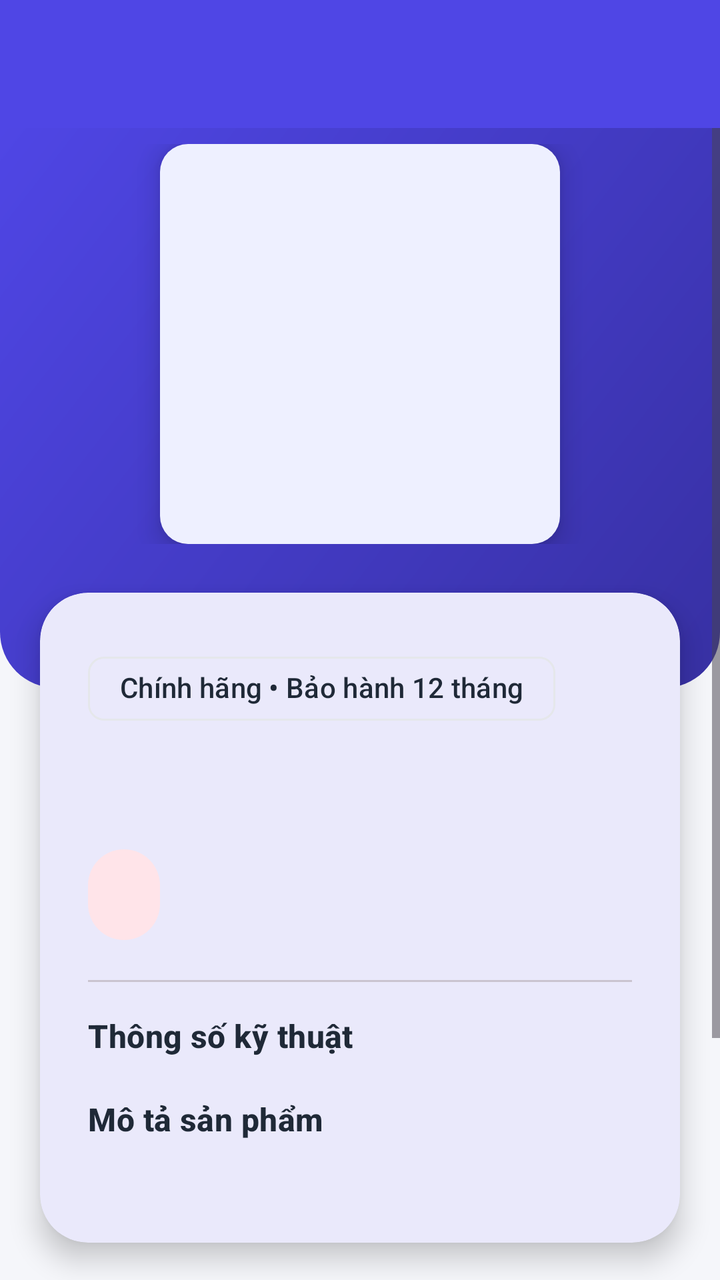
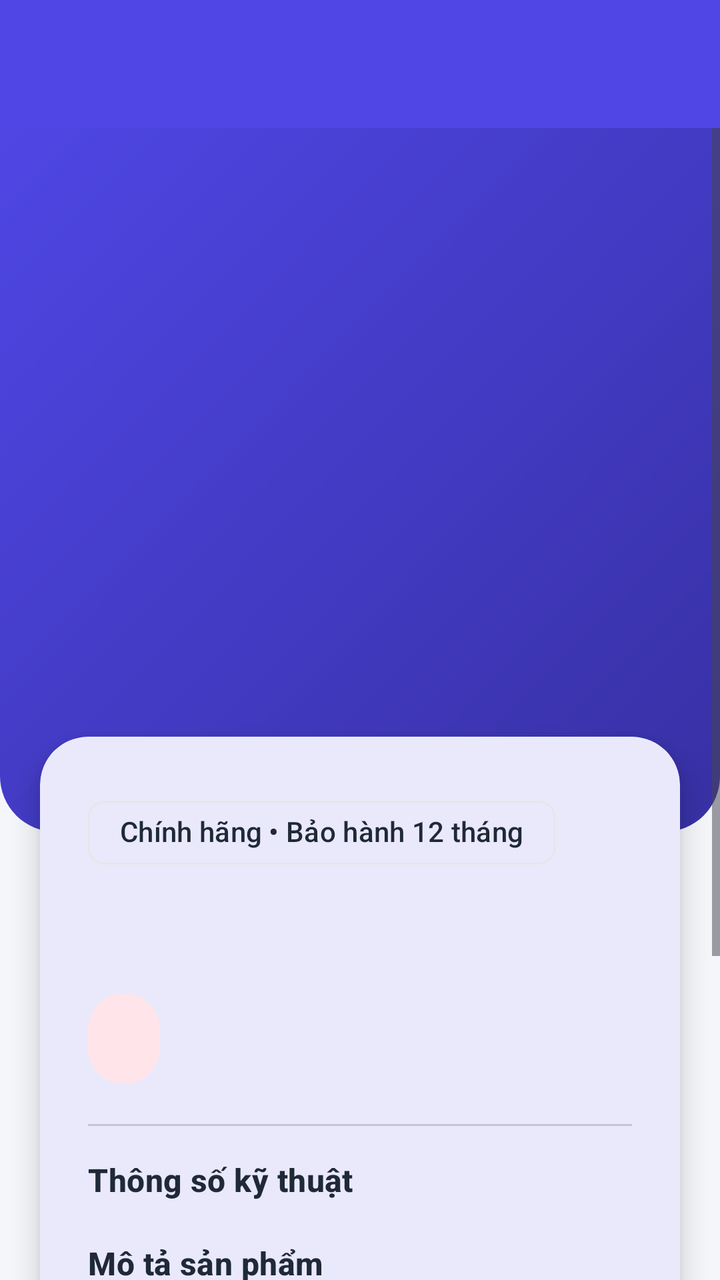

Before-and-after screenshots of an Android layout around one commit, followed by the original layout XML and the change that was made.
<!-- AndroidManifest.xml: application theme Theme.ProductList -->
<!-- res/layout/activity_product_detail.xml -->
<?xml version="1.0" encoding="utf-8"?>
<LinearLayout xmlns:android="http://schemas.android.com/apk/res/android"
    xmlns:app="http://schemas.android.com/apk/res-auto"
    android:layout_width="match_parent"
    android:layout_height="match_parent"
    android:orientation="vertical"
    android:background="@color/bg_screen">

    <include layout="@layout/view_toolbar" />

    <ScrollView
        android:layout_width="match_parent"
        android:layout_height="0dp"
        android:layout_weight="1"
        android:fillViewport="true">

        <LinearLayout
            android:layout_width="match_parent"
            android:layout_height="wrap_content"
            android:orientation="vertical">

            
            <FrameLayout
                android:layout_width="match_parent"
                android:layout_height="wrap_content"
                android:background="@drawable/header_bg"
                android:paddingTop="8dp"
                android:paddingBottom="72dp">

                <ImageView
                    android:id="@+id/imgDetail"
                    android:layout_width="200dp"
                    android:layout_height="200dp"
                    android:layout_gravity="center"
                    android:background="@drawable/bg_image_round"
                    android:contentDescription="Ảnh sản phẩm"
                    android:elevation="8dp"
                    android:padding="20dp"
                    android:scaleType="fitCenter"
                    android:src="@mipmap/ic_launcher" />
            </FrameLayout>

            
            <com.google.android.material.card.MaterialCardView
                android:layout_width="match_parent"
                android:layout_height="wrap_content"
                android:layout_marginStart="20dp"
                android:layout_marginEnd="20dp"
                android:layout_marginTop="-48dp"
                app:cardElevation="8dp"
                app:cardCornerRadius="24dp">

                <LinearLayout
                    android:layout_width="match_parent"
                    android:layout_height="wrap_content"
                    android:orientation="vertical"
                    android:padding="24dp">

                    <com.google.android.material.chip.Chip
                        style="@style/Widget.Material3.Chip.Assist"
                        android:layout_width="wrap_content"
                        android:layout_height="wrap_content"
                        android:clickable="false"
                        android:text="Chính hãng • Bảo hành 12 tháng" />

                    <TextView
                        android:id="@+id/tvDetailName"
                        android:layout_width="match_parent"
                        android:layout_height="wrap_content"
                        android:layout_marginTop="12dp"
                        android:textAppearance="?attr/textAppearanceHeadlineSmall"
                        android:textColor="@color/text_main"
                        android:textStyle="bold" />

                    <TextView
                        android:id="@+id/tvDetailPrice"
                        android:layout_width="wrap_content"
                        android:layout_height="wrap_content"
                        android:layout_marginTop="12dp"
                        android:background="@drawable/bg_price_chip"
                        android:paddingStart="18dp"
                        android:paddingEnd="18dp"
                        android:paddingTop="8dp"
                        android:paddingBottom="8dp"
                        android:textAppearance="?attr/textAppearanceTitleLarge"
                        android:textColor="@color/price_red"
                        android:textStyle="bold" />

                    <com.google.android.material.divider.MaterialDivider
                        android:layout_width="match_parent"
                        android:layout_height="wrap_content"
                        android:layout_marginTop="20dp"
                        android:layout_marginBottom="16dp" />

                    <TextView
                        android:layout_width="wrap_content"
                        android:layout_height="wrap_content"
                        android:text="Thông số kỹ thuật"
                        android:textAppearance="?attr/textAppearanceTitleMedium"
                        android:textColor="@color/text_main"
                        android:textStyle="bold" />

                    <LinearLayout
                        android:id="@+id/specContainer"
                        android:layout_width="match_parent"
                        android:layout_height="wrap_content"
                        android:layout_marginTop="4dp"
                        android:orientation="vertical" />

                    <TextView
                        android:layout_width="wrap_content"
                        android:layout_height="wrap_content"
                        android:layout_marginTop="16dp"
                        android:text="Mô tả sản phẩm"
                        android:textAppearance="?attr/textAppearanceTitleMedium"
                        android:textColor="@color/text_main"
                        android:textStyle="bold" />

                    <TextView
                        android:id="@+id/tvDetailDesc"
                        android:layout_width="match_parent"
                        android:layout_height="wrap_content"
                        android:layout_marginTop="8dp"
                        android:lineSpacingExtra="4dp"
                        android:textAppearance="?attr/textAppearanceBodyMedium"
                        android:textColor="@color/text_sub" />
                </LinearLayout>
            </com.google.android.material.card.MaterialCardView>

            <com.google.android.material.button.MaterialButton
                android:id="@+id/btnBuy"
                android:layout_width="match_parent"
                android:layout_height="56dp"
                android:layout_marginStart="20dp"
                android:layout_marginEnd="20dp"
                android:layout_marginTop="24dp"
                android:text="Thêm vào giỏ hàng"
                android:textStyle="bold"
                app:icon="@drawable/ic_cart" />

            <com.google.android.material.button.MaterialButton
                android:id="@+id/btnBack"
                style="@style/Widget.Material3.Button.OutlinedButton"
                android:layout_width="match_parent"
                android:layout_height="56dp"
                android:layout_marginStart="20dp"
                android:layout_marginEnd="20dp"
                android:layout_marginTop="12dp"
                android:layout_marginBottom="24dp"
                android:text="← Quay lại"
                android:textStyle="bold"
                app:cornerRadius="16dp" />
        </LinearLayout>
    </ScrollView>
</LinearLayout>
<!-- res/layout/view_toolbar.xml (included above) -->
<?xml version="1.0" encoding="utf-8"?>
<com.google.android.material.appbar.AppBarLayout
    xmlns:android="http://schemas.android.com/apk/res/android"
    xmlns:app="http://schemas.android.com/apk/res-auto"
    android:layout_width="match_parent"
    android:layout_height="wrap_content"
    android:background="@color/primary"
    android:fitsSystemWindows="true"
    android:theme="@style/ThemeOverlay.Material3.Dark.ActionBar">

    <com.google.android.material.appbar.MaterialToolbar
        android:id="@+id/toolbar"
        android:layout_width="match_parent"
        android:layout_height="?attr/actionBarSize"
        android:background="@color/primary"
        app:titleTextColor="@color/white"
        app:navigationIconTint="@color/white" />
</com.google.android.material.appbar.AppBarLayout>
<!-- resources referenced by this layout -->
<resources>
  <color name="bg_screen">#F5F6FA</color>
  <color name="price_red">#E11D48</color>
  <color name="primary">#4F46E5</color>
  <color name="text_main">#1F2937</color>
  <color name="text_sub">#6B7280</color>
  <color name="white">#FFFFFFFF</color>
  <!-- drawable bg_image_round (drawable) -->
  <?xml version="1.0" encoding="utf-8"?>
  <shape xmlns:android="http://schemas.android.com/apk/res/android"
      android:shape="rectangle">
      <solid android:color="@color/image_bg" />
      <corners android:radius="14dp" />
  </shape>
  <!-- drawable bg_price_chip (drawable) -->
  <?xml version="1.0" encoding="utf-8"?>
  <shape xmlns:android="http://schemas.android.com/apk/res/android"
      android:shape="rectangle">
      <solid android:color="@color/price_chip_bg" />
      <corners android:radius="20dp" />
  </shape>
  <!-- drawable header_bg (drawable) -->
  <?xml version="1.0" encoding="utf-8"?>
  <shape xmlns:android="http://schemas.android.com/apk/res/android"
      android:shape="rectangle">
      <gradient
          android:angle="315"
          android:startColor="@color/primary"
          android:endColor="@color/primary_dark" />
      <corners
          android:bottomLeftRadius="28dp"
          android:bottomRightRadius="28dp" />
  </shape>
  <!-- drawable ic_cart (drawable) -->
  <vector xmlns:android="http://schemas.android.com/apk/res/android"
      android:width="24dp"
      android:height="24dp"
      android:viewportWidth="24"
      android:viewportHeight="24">
      <path
          android:fillColor="#000000"
          android:pathData="M7,18c-1.1,0 -1.99,0.9 -1.99,2S5.9,22 7,22s2,-0.9 2,-2 -0.9,-2 -2,-2zM1,2v2h2l3.6,7.59 -1.35,2.45c-0.16,0.28 -0.25,0.61 -0.25,0.96 0,1.1 0.9,2 2,2h12v-2L7.42,15c-0.14,0 -0.25,-0.11 -0.25,-0.25l0.03,-0.12 0.9,-1.63h7.45c0.75,0 1.41,-0.41 1.75,-1.03l3.58,-6.49c0.08,-0.14 0.12,-0.31 0.12,-0.48 0,-0.55 -0.45,-1 -1,-1L5.21,4l-0.94,-2L1,2zM17,18c-1.1,0 -1.99,0.9 -1.99,2s0.89,2 1.99,2 2,-0.9 2,-2 -0.9,-2 -2,-2z" />
  </vector>
  <!-- mipmap ic_launcher (mipmap-anydpi-v26) -->
  <?xml version="1.0" encoding="utf-8"?>
  <adaptive-icon xmlns:android="http://schemas.android.com/apk/res/android">
      <background android:drawable="@color/ic_launcher_background"/>
      <foreground android:drawable="@mipmap/ic_launcher_foreground"/>
      <monochrome android:drawable="@mipmap/ic_launcher_foreground"/>
  </adaptive-icon>
  <style name="Theme.ProductList" parent="Base.Theme.ProductList" />
  <color name="image_bg">#EEF0FF</color>
  <color name="price_chip_bg">#FFE4E9</color>
  <color name="primary_dark">#3730A3</color>
  <color name="ic_launcher_background">#3DDC84</color>
  <color name="surface">#FFFFFF</color>
  <color name="outline">#E5E7EB</color>
  <style name="Widget.App.Card" parent="Widget.MaterialComponents.CardView">
          <item name="cardBackgroundColor">@color/surface</item>
          <item name="cardCornerRadius">20dp</item>
          <item name="cardElevation">2dp</item>
      </style>
  <style name="Widget.App.Button" parent="Widget.Material3.Button">
          <item name="cornerRadius">16dp</item>
      </style>
  <!-- unchanged entries left out for length: 1 -->
</resources>

<!-- the commit's change to res/layout/activity_product_detail.xml (unified diff, before → after) -->
@@ -27,17 +27,30 @@
                 android:paddingTop="8dp"
                 android:paddingBottom="72dp">
 
-                <ImageView
-                    android:id="@+id/imgDetail"
-                    android:layout_width="200dp"
-                    android:layout_height="200dp"
-                    android:layout_gravity="center"
-                    android:background="@drawable/bg_image_round"
-                    android:contentDescription="Ảnh sản phẩm"
-                    android:elevation="8dp"
-                    android:padding="20dp"
-                    android:scaleType="fitCenter"
-                    android:src="@mipmap/ic_launcher" />
+                <LinearLayout
+                    android:layout_width="match_parent"
+                    android:layout_height="wrap_content"
+                    android:orientation="vertical">
+
+                    <androidx.viewpager2.widget.ViewPager2
+                        android:id="@+id/pagerImages"
+                        android:layout_width="match_parent"
+                        android:layout_height="240dp" />
+
+                    <com.google.android.material.tabs.TabLayout
+                        android:id="@+id/tabDots"
+                        android:layout_width="match_parent"
+                        android:layout_height="24dp"
+                        android:layout_marginTop="8dp"
+                        android:background="@android:color/transparent"
+                        app:tabBackground="@drawable/tab_dot_selector"
+                        app:tabGravity="center"
+                        app:tabIndicatorHeight="0dp"
+                        app:tabMinWidth="16dp"
+                        app:tabPaddingStart="0dp"
+                        app:tabPaddingEnd="0dp"
+                        app:tabRippleColor="@null" />
+                </LinearLayout>
             </FrameLayout>
 
             
<!-- resource entries referenced after the edit -->
@@ -6,13 +6,6 @@
   <color name="text_main">#1F2937</color>
   <color name="text_sub">#6B7280</color>
   <color name="white">#FFFFFFFF</color>
-  <!-- drawable bg_image_round (drawable) -->
-  <?xml version="1.0" encoding="utf-8"?>
-  <shape xmlns:android="http://schemas.android.com/apk/res/android"
-      android:shape="rectangle">
-      <solid android:color="@color/image_bg" />
-      <corners android:radius="14dp" />
-  </shape>
   <!-- drawable bg_price_chip (drawable) -->
   <?xml version="1.0" encoding="utf-8"?>
   <shape xmlns:android="http://schemas.android.com/apk/res/android"
@@ -42,18 +35,40 @@
           android:fillColor="#000000"
           android:pathData="M7,18c-1.1,0 -1.99,0.9 -1.99,2S5.9,22 7,22s2,-0.9 2,-2 -0.9,-2 -2,-2zM1,2v2h2l3.6,7.59 -1.35,2.45c-0.16,0.28 -0.25,0.61 -0.25,0.96 0,1.1 0.9,2 2,2h12v-2L7.42,15c-0.14,0 -0.25,-0.11 -0.25,-0.25l0.03,-0.12 0.9,-1.63h7.45c0.75,0 1.41,-0.41 1.75,-1.03l3.58,-6.49c0.08,-0.14 0.12,-0.31 0.12,-0.48 0,-0.55 -0.45,-1 -1,-1L5.21,4l-0.94,-2L1,2zM17,18c-1.1,0 -1.99,0.9 -1.99,2s0.89,2 1.99,2 2,-0.9 2,-2 -0.9,-2 -2,-2z" />
   </vector>
-  <!-- mipmap ic_launcher (mipmap-anydpi-v26) -->
+  <!-- drawable tab_dot_selector (drawable) -->
   <?xml version="1.0" encoding="utf-8"?>
-  <adaptive-icon xmlns:android="http://schemas.android.com/apk/res/android">
-      <background android:drawable="@color/ic_launcher_background"/>
-      <foreground android:drawable="@mipmap/ic_launcher_foreground"/>
-      <monochrome android:drawable="@mipmap/ic_launcher_foreground"/>
-  </adaptive-icon>
+  <selector xmlns:android="http://schemas.android.com/apk/res/android">
+      <item android:drawable="@drawable/dot_selected" android:state_selected="true" />
+      <item android:drawable="@drawable/dot_default" />
+  </selector>
   <style name="Theme.ProductList" parent="Base.Theme.ProductList" />
   <color name="image_bg">#EEF0FF</color>
   <color name="price_chip_bg">#FFE4E9</color>
   <color name="primary_dark">#3730A3</color>
-  <color name="ic_launcher_background">#3DDC84</color>
+  <!-- drawable dot_selected (drawable) -->
+  <?xml version="1.0" encoding="utf-8"?>
+  <layer-list xmlns:android="http://schemas.android.com/apk/res/android">
+      <item
+          android:width="6dp"
+          android:height="6dp"
+          android:gravity="center">
+          <shape android:shape="oval">
+              <solid android:color="#E6FFFFFF" />
+          </shape>
+      </item>
+  </layer-list>
+  <!-- drawable dot_default (drawable) -->
+  <?xml version="1.0" encoding="utf-8"?>
+  <layer-list xmlns:android="http://schemas.android.com/apk/res/android">
+      <item
+          android:width="6dp"
+          android:height="6dp"
+          android:gravity="center">
+          <shape android:shape="oval">
+              <solid android:color="#66FFFFFF" />
+          </shape>
+      </item>
+  </layer-list>
   <color name="surface">#FFFFFF</color>
   <color name="outline">#E5E7EB</color>
   <style name="Widget.App.Card" parent="Widget.MaterialComponents.CardView">
